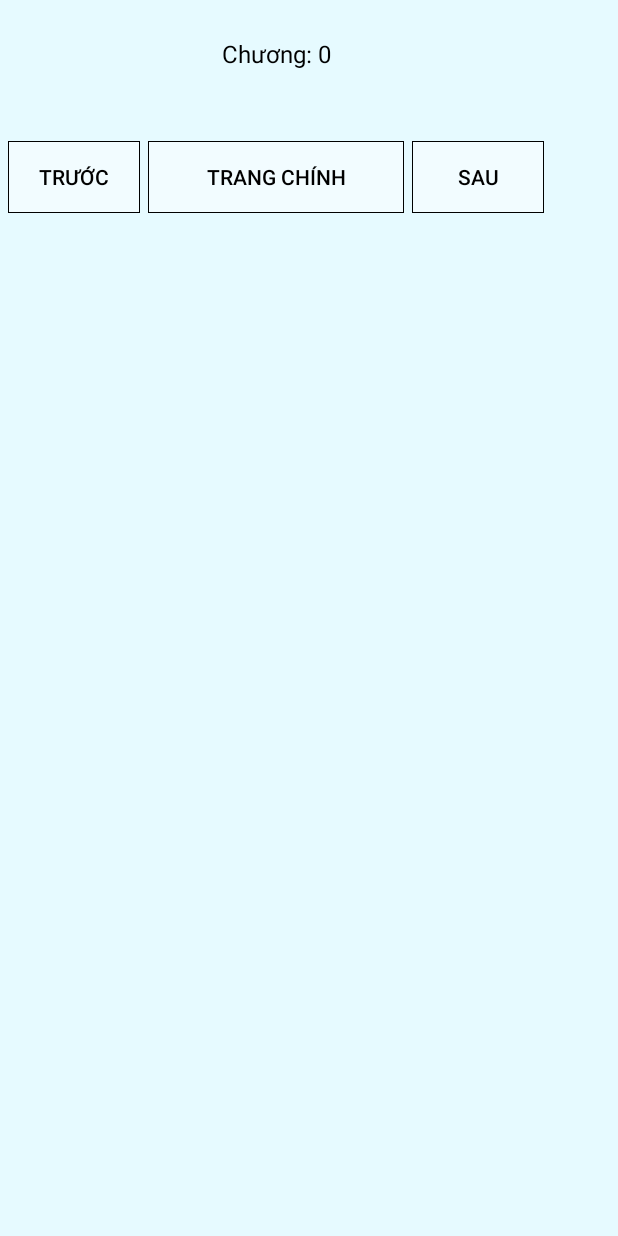
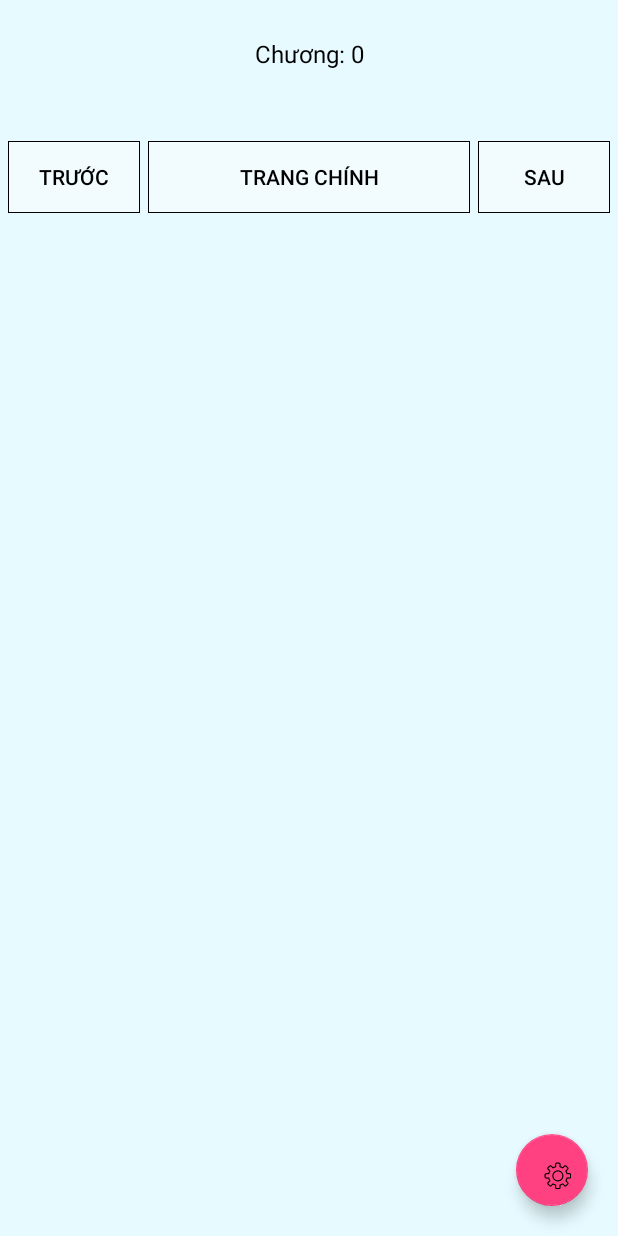
Before and after one commit to phuchuynhStrong/VOZWithMusic, an Android app: the ActivityReading screen opened directly, with no data from a screen before it, on a phone screen of 412 x 824 dp. Run offline under Robolectric (Android 15) with nearby library versions, the phone set to English and light mode, and no system bars; 4 statements that could not run were skipped.

Commit message:
Add FAB to ActivityReading

```diff
--- a/VOZWithMusic/app/src/main/java/phuc/frankie/vozwithmusic/ActivityReading.java
+++ b/VOZWithMusic/app/src/main/java/phuc/frankie/vozwithmusic/ActivityReading.java
@@ -1,16 +1,26 @@
 package phuc.frankie.vozwithmusic;
 
+import android.animation.Animator;
 import android.content.DialogInterface;
 import android.content.Intent;
 import android.content.SharedPreferences;
 import android.graphics.Color;
+import android.os.Build;
 import android.preference.PreferenceManager;
+import android.support.annotation.RequiresApi;
 import android.support.constraint.ConstraintLayout;
+import android.support.design.widget.FloatingActionButton;
+import android.support.v4.app.ActivityCompat;
+import android.support.v4.app.ActivityOptionsCompat;
 import android.support.v7.app.AlertDialog;
 import android.support.v7.app.AppCompatActivity;
 import android.os.Bundle;
+import android.view.MotionEvent;
 import android.view.View;
+import android.view.ViewAnimationUtils;
 import android.widget.Button;
+import android.widget.LinearLayout;
+import android.widget.RelativeLayout;
 import android.widget.TextView;
 import android.widget.Toast;
 
@@ -22,14 +32,16 @@ import phuc.frankie.vozwithmusic.Utility.Utility;
 public class ActivityReading extends AppCompatActivity {
     TextView chapter,tvTitle,tvChapter;
     Button nextChapter, prevChapter, home;
-    ConstraintLayout mainContainer;
+    RelativeLayout mainContainer;
     AppCompatActivity ref;
+    FloatingActionButton mSetting;
     @Override
     protected void onCreate(Bundle savedInstanceState) {
         super.onCreate(savedInstanceState);
         ref = this;
         setContentView(R.layout.activity_reading);
-        mainContainer = (ConstraintLayout) findViewById(R.id.atvt_reading_main_container);
+        mainContainer = (RelativeLayout) findViewById(R.id.atvt_reading_main_container);
+        mSetting = (FloatingActionButton) findViewById(R.id.atvt_reading_setting_fab);
         chapter =(TextView) findViewById(R.id.chapter);
         tvTitle = (TextView) findViewById(R.id.atvt_reading_tv_title);
         tvChapter = (TextView) findViewById(R.id.atvt_reading_tv_chapter);
@@ -38,6 +50,16 @@ public class ActivityReading extends AppCompatActivity {
         home = (Button) findViewById(R.id.atvt_reading_home_btn);
 
 
+
+        mSetting.setOnClickListener(new View.OnClickListener() {
+            @RequiresApi(api = Build.VERSION_CODES.LOLLIPOP)
+            @Override
+            public void onClick(View view) {
+
+                startActivity(new Intent(ref,ActivitySettings.class));
+                ref.overridePendingTransition(R.transition.slide_in_right, R.transition.slide_out_left);
+            }
+        });
 
         home.setOnClickListener(new View.OnClickListener() {
             @Override
@@ -85,11 +107,13 @@ public class ActivityReading extends AppCompatActivity {
         }
     }
 
+
+
     @Override
     public void onResume(){
         SharedPreferences preferences = PreferenceManager.getDefaultSharedPreferences(this);
-        int textSize = Integer.parseInt(preferences.getString(getResources().getString(R.string.pref_key_text_size_list),""));
-        int color = Integer.parseInt(preferences.getString(getResources().getString(R.string.pref_key_theme_color_list),""));
+        int textSize = Integer.parseInt(preferences.getString(getResources().getString(R.string.pref_key_text_size_list),"13"));
+        int color = Integer.parseInt(preferences.getString(getResources().getString(R.string.pref_key_theme_color_list),"0"));
 
         chapter.setTextSize(textSize);
         if (color == 0){
@@ -122,6 +146,8 @@ public class ActivityReading extends AppCompatActivity {
         super.onResume();
     }
 
+
+
     @Override
     public void onDestroy(){
 
--- a/VOZWithMusic/app/src/main/java/phuc/frankie/vozwithmusic/FragmentMain.java
+++ b/VOZWithMusic/app/src/main/java/phuc/frankie/vozwithmusic/FragmentMain.java
@@ -40,7 +40,7 @@ public class FragmentMain extends Fragment {
     @Override
     public void onResume(){
         SharedPreferences preferences = PreferenceManager.getDefaultSharedPreferences(getContext());
-        int color = Integer.parseInt(preferences.getString(getResources().getString(R.string.pref_key_theme_color_list),""));
+        int color = Integer.parseInt(preferences.getString(getResources().getString(R.string.pref_key_theme_color_list),"0"));
         if (color == 0 ){
             storiesList.setBackgroundColor(getResources().getColor(R.color.background_color_white));
         }
--- a/VOZWithMusic/app/src/main/java/phuc/frankie/vozwithmusic/Presenter/StoryAdapter.java
+++ b/VOZWithMusic/app/src/main/java/phuc/frankie/vozwithmusic/Presenter/StoryAdapter.java
@@ -57,7 +57,7 @@ public class StoryAdapter extends RecyclerView.Adapter<StoryAdapter.StoryViewHol
     @Override
     public void onBindViewHolder(final StoryViewHolder holder, final int position) {
         SharedPreferences preferences = PreferenceManager.getDefaultSharedPreferences(mContext);
-        int color = Integer.parseInt(preferences.getString(mContext.getResources().getString(R.string.pref_key_theme_color_list),""));
+        int color = Integer.parseInt(preferences.getString(mContext.getResources().getString(R.string.pref_key_theme_color_list),"0"));
         if (color == 0){
             holder.container.setBackground(mContext.getResources().getDrawable(R.drawable.main_item_border));
             holder.name.setTextColor(mContext.getResources().getColor(R.color.text_color_black));
--- a/VOZWithMusic/app/src/main/res/layout/activity_reading.xml
+++ b/VOZWithMusic/app/src/main/res/layout/activity_reading.xml
@@ -1,5 +1,5 @@
 <?xml version="1.0" encoding="utf-8"?>
-<android.support.constraint.ConstraintLayout
+<RelativeLayout
     xmlns:android="http://schemas.android.com/apk/res/android"
     xmlns:app="http://schemas.android.com/apk/res-auto"
     xmlns:tools="http://schemas.android.com/tools"
@@ -8,11 +8,20 @@
     android:layout_height="match_parent"
     tools:context="phuc.frankie.vozwithmusic.ActivityReading"
     android:background="@color/cover_background">
+    <android.support.design.widget.FloatingActionButton
+        android:id="@+id/atvt_reading_setting_fab"
+        android:elevation="4dp"
+        android:src="@mipmap/ic_setting"
+        android:layout_marginEnd="20dp"
+        android:layout_marginBottom="20dp"
+        android:layout_alignParentBottom="true"
+        android:layout_alignParentEnd="true"
+        android:layout_width="48dp"
+        android:layout_height="48dp" />
     <ScrollView
-        android:layout_width="368dp"
-        android:layout_height="551dp"
-        tools:layout_editor_absoluteY="8dp"
-        tools:layout_editor_absoluteX="8dp">
+        android:fillViewport="true"
+        android:layout_width="match_parent"
+        android:layout_height="wrap_content">
     <LinearLayout
         android:orientation="vertical"
         android:layout_width="match_parent"
@@ -75,4 +84,5 @@
     </LinearLayout>
 
     </ScrollView>
-</android.support.constraint.ConstraintLayout>
+
+</RelativeLayout>
```
Also changed, not shown: VOZWithMusic/app/src/main/java/phuc/frankie/vozwithmusic/ActivityBookDetails.java (+4 -4 lines).
